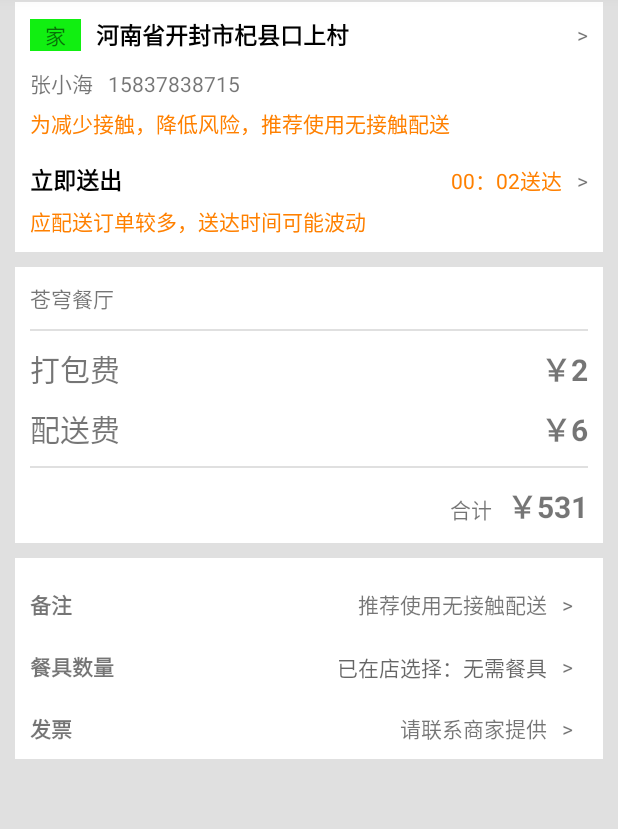
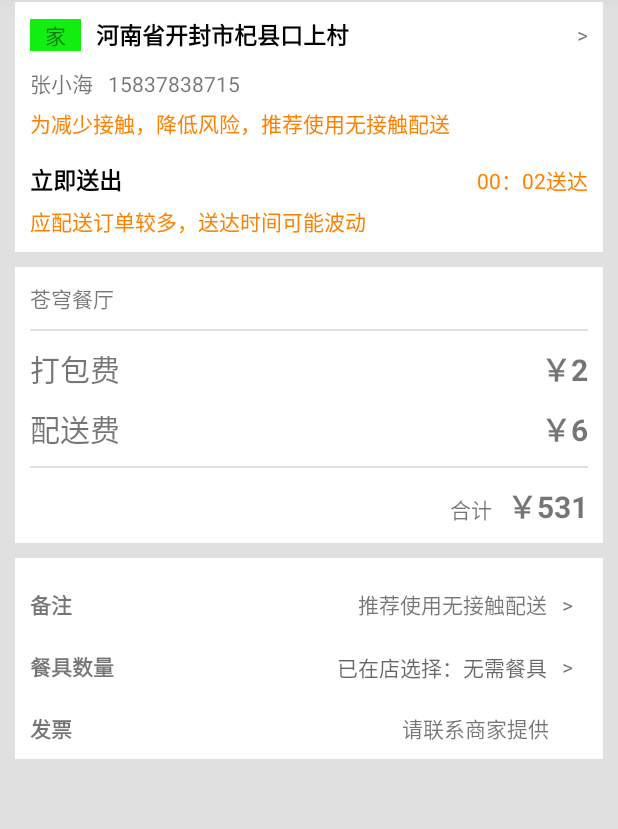
Before and after one commit to haixingyun/CangQiongWaiMai, an Android app: the tiJiaoDingDanActivity screen opened directly, with no data from a screen before it, on a phone screen of 412 x 824 dp. Shown: the part 97-926 px from the top of the screen. Run offline under Robolectric (Android 15) with nearby library versions, the phone set to English and light mode, and no system bars; network calls fail.

Commit message:
完成了取消订单功能，并修复了提交订单总价不对，

```diff
--- a/app/src/main/java/com/sunnyweather/changqiongwaimai/data/api/ApiService.kt
+++ b/app/src/main/java/com/sunnyweather/changqiongwaimai/data/api/ApiService.kt
@@ -150,4 +150,10 @@ interface ApiService {
      */
     @GET("order/reminder/{orderId}")
     suspend fun CuiDan(@Path("orderId") orderId: Int) : ResponseData<*>
+
+    /**
+     * 取消订单
+     */
+    @PUT("order/cancel/{orderId}")
+    suspend fun cancelOrder(@Path("orderId") orderId: Int) : ResponseData<*>
 }
--- a/app/src/main/java/com/sunnyweather/changqiongwaimai/ui/activity/tiJiaoDingDanActivity.kt
+++ b/app/src/main/java/com/sunnyweather/changqiongwaimai/ui/activity/tiJiaoDingDanActivity.kt
@@ -18,7 +18,6 @@ import com.sunnyweather.changqiongwaimai.databinding.ActivityTiJiaoDingDanBindin
 import com.sunnyweather.changqiongwaimai.ui.adapter.OrderDetailAdapter
 import com.sunnyweather.changqiongwaimai.viewModel.AddressViewModel
 import com.sunnyweather.changqiongwaimai.viewModel.CartViewModel
-import com.sunnyweather.changqiongwaimai.viewModel.OrderViewModel
 import java.time.LocalDateTime
 import java.time.LocalTime
 import java.time.format.DateTimeFormatter
@@ -60,7 +59,7 @@ class tiJiaoDingDanActivity : AppCompatActivity(){
             } ?: emptyList()
 
             //为控件赋值
-            val totalPrice = cartData?.sumOf { it.number * it.amount + 8 } ?: 0//购物车总价
+            val totalPrice = cartData?.sumOf { it.number * it.amount } ?: 0//购物车总价
             val DaBaoFei = cartData?.sumOf { it.number ?: 0 } ?: 0  //打包费
             val PeiSongFei = DaBaoFei * 2   //配送费
 
@@ -75,8 +74,9 @@ class tiJiaoDingDanActivity : AppCompatActivity(){
 
 
             //为viewModel的orderEntity赋值，这是请求参数
-            orderEntity.amount = totalPrice
+            orderEntity.amount = totalAmount
             orderEntity.packAmount = cartData?.sumOf { it.number }  //赋值打包费
+
 
             // 处理购物车数据（例如显示在页面上）
             OrderDetailRecycler.adapter = OrderDetailAdapter(this, orderDetailList)
--- a/app/src/main/java/com/sunnyweather/changqiongwaimai/ui/activity/zhiFuDingDanActivity.kt
+++ b/app/src/main/java/com/sunnyweather/changqiongwaimai/ui/activity/zhiFuDingDanActivity.kt
@@ -42,7 +42,7 @@ class zhiFuDingDanActivity : AppCompatActivity() {
                 binding.orderCode.text = "苍穹餐厅-${orderDetail.orderNumber}"
                 binding.price.text = orderDetail.orderAmount.toString()
                 paymentOrder.orderNumber = orderDetail.orderNumber
-                orderViewModel.orderNumber.value = orderDetail.orderNumber
+                orderViewModel.orderId.value = orderDetail.id
             }
         }
         if (binding.DanXuanKuang.isChecked) {
--- a/app/src/main/java/com/sunnyweather/changqiongwaimai/ui/fragment/tiJiaoChengGongFragment.kt
+++ b/app/src/main/java/com/sunnyweather/changqiongwaimai/ui/fragment/tiJiaoChengGongFragment.kt
@@ -47,7 +47,7 @@ class tiJiaoChengGongFragment : DialogFragment() {
 
         binding.ChaKanDingDan.setOnClickListener {
             val intent = Intent(requireContext(), OrDerDetailActivity::class.java)
-            intent.putExtra("order_id", orderViewModel.orderNumber.value)
+            intent.putExtra("order_id", orderViewModel.orderId.value)
             startActivity(intent)
             dismiss()
         }
--- a/app/src/main/java/com/sunnyweather/changqiongwaimai/viewModel/OrderViewModel.kt
+++ b/app/src/main/java/com/sunnyweather/changqiongwaimai/viewModel/OrderViewModel.kt
@@ -12,7 +12,7 @@ import kotlinx.coroutines.launch
 
 class OrderViewModel : ViewModel() {
 
-    val orderNumber = MutableLiveData<String>()
+    val orderId = MutableLiveData<Int>()
 
     val orderEntity = MutableLiveData<OrderEntity>()
 
--- a/app/src/main/res/layout/activity_ti_jiao_ding_dan.xml
+++ b/app/src/main/res/layout/activity_ti_jiao_ding_dan.xml
@@ -143,14 +143,9 @@
                             android:layout_width="wrap_content"
                             android:layout_height="wrap_content"
                             android:text="00：02送达"
+                            android:layout_marginEnd="10dp"
                             android:textColor="#FF8000" />
 
-                        <TextView
-                            android:layout_width="wrap_content"
-                            android:layout_height="wrap_content"
-                            android:layout_marginStart="10dp"
-                            android:layout_marginEnd="10dp"
-                            android:text=">" />
                     </LinearLayout>
 
                     <TextView
@@ -246,14 +241,9 @@
                         <TextView
                             android:layout_width="wrap_content"
                             android:layout_height="wrap_content"
+                            android:layout_marginEnd="26dp"
                             android:text="请联系商家提供" />
 
-                        <TextView
-                            android:layout_width="wrap_content"
-                            android:layout_height="wrap_content"
-                            android:layout_marginLeft="10dp"
-                            android:layout_marginRight="10dp"
-                            android:text=">" />
                     </LinearLayout>
                 </LinearLayout>
             </LinearLayout>
```
Also changed, not shown: app/src/main/java/com/sunnyweather/changqiongwaimai/data/repository/OrderRepository.kt (+11 -1 lines), app/src/main/java/com/sunnyweather/changqiongwaimai/ui/activity/OrDerDetailActivity.kt (+14 -2 lines).
